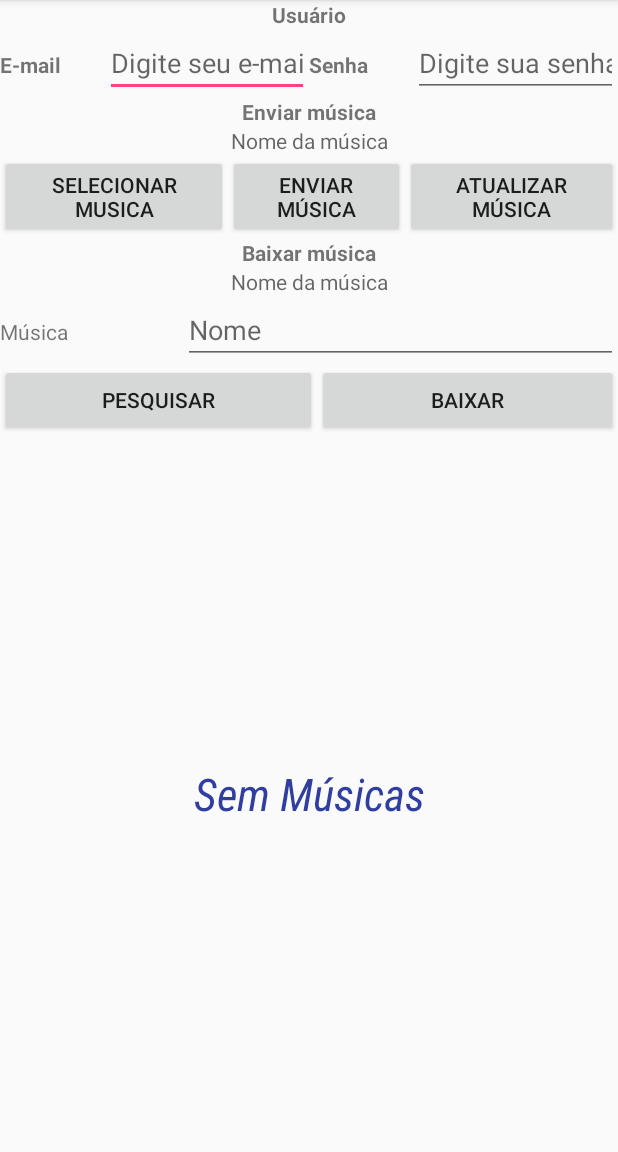
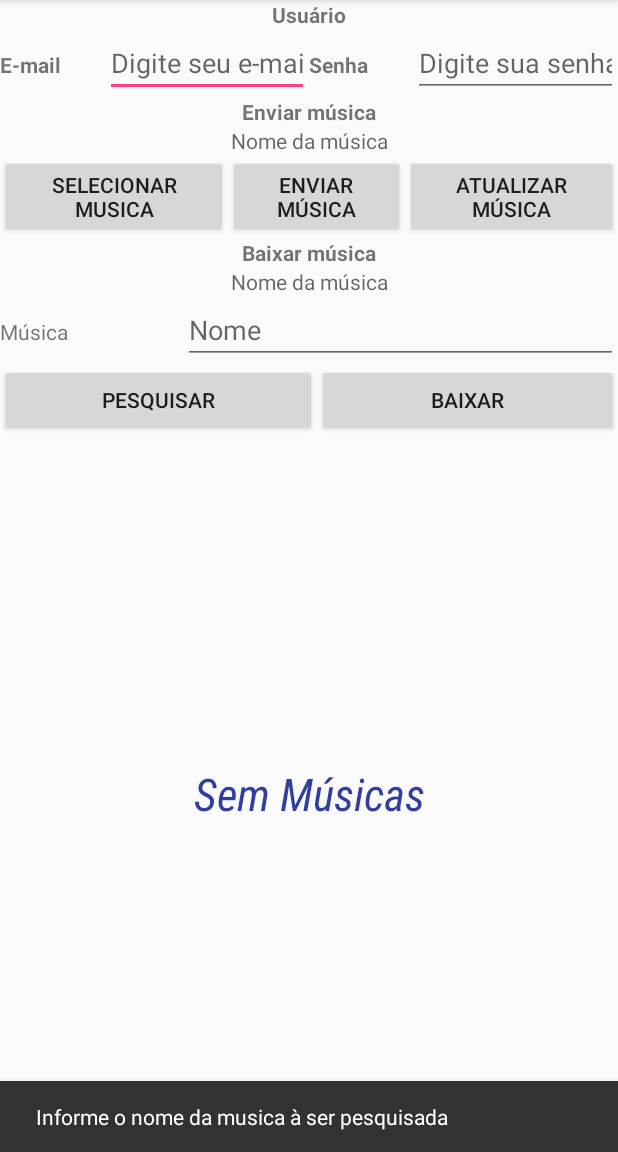
Before and after one commit to deniwerikmartins/Matter_Of_Time, an Android app: the fragment UserAreaFragment shown on its own in the app's theme, after a tap on "PESQUISAR", on a phone screen of 412 x 824 dp, the part 84-1236 px from its top. Run offline under Robolectric (Android 15) with nearby library versions, the phone set to English and light mode, and no system bars; our stand-ins replace ButterKnife, Dagger/Hilt's generated code; libraries missing offline, so code that uses them is left out: com.koushikdutta.async, com.koushikdutta.ion, com.squareup.otto, io.realm, io.realm.annotations; pictures from the network do not load; 5 statements that could not run were skipped.

Commit message:
criação da area do usuario - completar presenter, fragment, repository, contract e pacote UploadMusic - TESTAR

```diff
--- a/app/src/main/java/br/com/matteroftime/ui/uploadMusic/UploadMusicContract.java
+++ b/app/src/main/java/br/com/matteroftime/ui/uploadMusic/UploadMusicContract.java
@@ -1,5 +1,8 @@
 package br.com.matteroftime.ui.uploadMusic;
 
+import android.content.Context;
+
+import br.com.matteroftime.core.listeners.OnDatabaseOperationCompleteListener;
 import br.com.matteroftime.models.Musica;
 
 /**
@@ -10,18 +13,31 @@ public interface UploadMusicContract {
 
     interface View{
 
+        void setEditMode(boolean editMode);
+        void showMessage(String message);
+        void displayMessage(String message);
+        boolean isEditMode();
+
+
     }
 
     interface Action{
 
         void checkStatus(long id);
         Musica getMusica(long id);
+        void enviaMusica(Musica musica, Context context);
+        void salvaMusica(Musica musica, Context context);
+        void atualizaMusica(Musica musica, Context context);
+
 
     }
 
     interface Repository{
 
         Musica getMusicById(long id);
+        void salvaMusica(Musica musica, Context context, OnDatabaseOperationCompleteListener listener);
+        void atualizaMusica(Musica musica, Context context, OnDatabaseOperationCompleteListener listener);
+
 
 
     }
--- a/app/src/main/java/br/com/matteroftime/ui/userArea/UserAreaAdapter.java
+++ b/app/src/main/java/br/com/matteroftime/ui/userArea/UserAreaAdapter.java
@@ -44,12 +44,12 @@ public class UserAreaAdapter extends RecyclerView.Adapter<UserAreaAdapter.ViewHo
         if (musicas != null){
             try {
                 final Musica musica = musicas.get(position);
-                holder.numeroMusica.setText(String.valueOf(musica.getOrdem() + 1));
+                //holder.numeroMusica.setText(String.valueOf(musica.getOrdem() + 1));
                 holder.nomeMusica.setText(musica.getNome());
-                holder.bpm.setText(String.valueOf(musica.getCompassos().get(0).getBpm()));
+                /*holder.bpm.setText(String.valueOf(musica.getCompassos().get(0).getBpm()));
                 holder.tempos.setText(String.valueOf(musica.getCompassos().get(0).getTempos()));
                 holder.nota.setText(String.valueOf(musica.getCompassos().get(0).getNota()));
-                holder.totalCompassos.setText(String.valueOf(musica.getCompassos().size()));
+                holder.totalCompassos.setText(String.valueOf(musica.getCompassos().size()));*/
             } catch (Exception e){
                 e.printStackTrace();
             }
--- a/app/src/main/java/br/com/matteroftime/ui/userArea/UserAreaContract.java
+++ b/app/src/main/java/br/com/matteroftime/ui/userArea/UserAreaContract.java
@@ -1,4 +1,6 @@
 package br.com.matteroftime.ui.userArea;
+
+import android.content.Context;
 
 import java.util.List;
 
@@ -15,11 +17,11 @@ public interface UserAreaContract {
 
         void hideEmptyText();
 
-        void showMusics(List<Musica> availableMusics);
-
         void showEmptyText();
 
         void showMessage(String message);
+
+        void showMusicas(List<Musica> musicas);
 
 
 
@@ -29,11 +31,9 @@ public interface UserAreaContract {
 
         void loadMusics();
         Musica getMusica(long id);
-        void pesquisaMusica(Musica musica);
-        void baixaMusica(Musica musica);
-        void enviaMusica(Musica musica);
-        void atualizaMusica(Musica musica);
-        void deletaMusica(Musica musica);
+        void pesquisaMusica(String nomeMusica, Context context);
+        void baixaMusica(Musica musica, Context context);
+
 
     }
 
@@ -43,14 +43,8 @@ public interface UserAreaContract {
 
         Musica getMusicById(long id);
 
-        void pesquisaMusica(Musica musica, OnDatabaseOperationCompleteListener listener);
+        List<Musica> pesquisaMusica(String nomeMusica, OnDatabaseOperationCompleteListener listener, Context context);
 
-        void deletaMusica(Musica musica, OnDatabaseOperationCompleteListener listener);
-
-        void atualizaMusica(Musica musica, OnDatabaseOperationCompleteListener listener);
-
-        void enviaMusica(Musica musica, OnDatabaseOperationCompleteListener listener);
-
-        void baixaMusica(Musica musica, UserAreaPresenter userAreaPresenter);
+        void baixaMusica(Musica musica, OnDatabaseOperationCompleteListener listener, Context context);
     }
 }
--- a/app/src/main/java/br/com/matteroftime/ui/userArea/UserAreaFragment.java
+++ b/app/src/main/java/br/com/matteroftime/ui/userArea/UserAreaFragment.java
@@ -1,6 +1,7 @@
 package br.com.matteroftime.ui.userArea;
 
 import android.app.Dialog;
+import android.content.Context;
 import android.content.DialogInterface;
 import android.app.DialogFragment;
 import android.content.SharedPreferences;
@@ -46,6 +47,7 @@ public class UserAreaFragment extends Fragment implements UserAreaContract.View,
     private UploadMusicFragment uploadMusicFragment;
     private Musica musicaUpload;
     private Musica musicaDownload;
+    private Context context;
 
 
     @BindView(R.id.user_area_recycler_view) RecyclerView userAreaRecyclerView;
@@ -70,6 +72,7 @@ public class UserAreaFragment extends Fragment implements UserAreaContract.View,
     @Override
     public void onCreate(Bundle savedInstanceState) {
         super.onCreate(savedInstanceState);
+        context = getActivity().getBaseContext();
     }
 
     @Override
@@ -90,6 +93,7 @@ public class UserAreaFragment extends Fragment implements UserAreaContract.View,
         userAreaRecyclerView.setLayoutManager(layoutManager);
         userAreaRecyclerView.setAdapter(adapter);
 
+
         return view;
     }
 
@@ -101,8 +105,9 @@ public class UserAreaFragment extends Fragment implements UserAreaContract.View,
 
     @Override
     public void onSelectMusic(Musica musicaSelecionada) {
-        /*musica = musicaSelecionada;
-        musicaBaixar.setText(musicaSelecionada.getNome());*/
+        musicaDownload = musicaSelecionada;
+        musicaBaixar.setText(musicaDownload.getNome());
+        presenter.baixaMusica(musicaDownload, context);
     }
 
     @Override
@@ -122,10 +127,7 @@ public class UserAreaFragment extends Fragment implements UserAreaContract.View,
         userAreaRecyclerView.setVisibility(View.VISIBLE);
     }
 
-    @Override
-    public void showMusics(List<Musica> availableMusics) {
 
-    }
 
 
 
@@ -158,12 +160,28 @@ public class UserAreaFragment extends Fragment implements UserAreaContract.View,
 
     @OnClick(R.id.btnAtualizarMusica)
     public void atualizarMusica(View view){
+        uploadMusicFragment = UploadMusicFragment.newInstance(musicaUpload.getId());
+        uploadMusicFragment.show(getActivity().getFragmentManager(), "Dialog");
 
     }
 
     @OnClick(R.id.btnPesquisar)
     public void pesquisarMusica(View view){
+        //pesquisar no banco
+//        List<Musica> availableMusics;
+        if (pesquisarMusica.getText().toString().isEmpty()){
+            showMessage(getString(R.string.informe_musica));
+        } else {
+            presenter.pesquisaMusica(pesquisarMusica.getText().toString(), context);
+        }
 
+        /*availableMusics = new ArrayList<>();
+        showMusicas(availableMusics);*/
+    }
+
+    @Override
+    public void showMusicas(List<Musica> musicas) {
+        adapter.replaceData(musicas);
     }
 
     @OnClick(R.id.btnBaixarMusica)
--- a/app/src/main/res/values/strings.xml
+++ b/app/src/main/res/values/strings.xml
@@ -56,4 +56,14 @@
     <string name="enviando_musica">Enviar música:</string>
     <string name="enviar">Enviar</string>
     <string name="cancelar">Cancelar</string>
+    <string name="sucesso_envio">Música enviada com sucesso</string>
+    <string name="erro_envio">Erro ao enviar música</string>
+    <string name="informe_musica">Informe o nome da musica à ser pesquisada</string>
+    <string name="ok">Ok</string>
+    <string name="sem_resultados">Sua busca não encontrou resultados</string>
+    <string name="erro_download">Erro ao baixar música</string>
+    <string name="sucesso_baixar">Sucesso ao baixar música</string>
+    <string name="sucesso_importar">Sucesso ao importar arquivo</string>
+    <string name="falha_importar">Falha ao importar</string>
+
 </resources>
```
Also changed, not shown: app/src/main/java/br/com/matteroftime/data/realm/UploadMusicRepository.java (+117 -0 lines), app/src/main/java/br/com/matteroftime/data/realm/UserAreaRepository.java (+92 -17 lines), app/src/main/java/br/com/matteroftime/ui/uploadMusic/UploadMusicFragment.java (+40 -5 lines), app/src/main/java/br/com/matteroftime/ui/uploadMusic/UploadMusicPresenter.java (+41 -2 lines), app/src/main/java/br/com/matteroftime/ui/userArea/UserAreaPresenter.java (+7 -22 lines), 2 other files.
